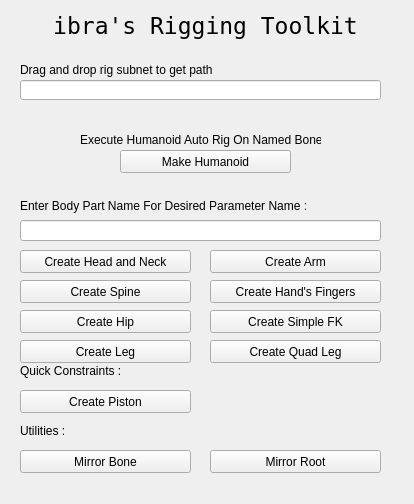
Above: python3.10libs/shar/uiScript/shar.ui from IbrahimHindawi/shar before the change. Below: the same form after it.
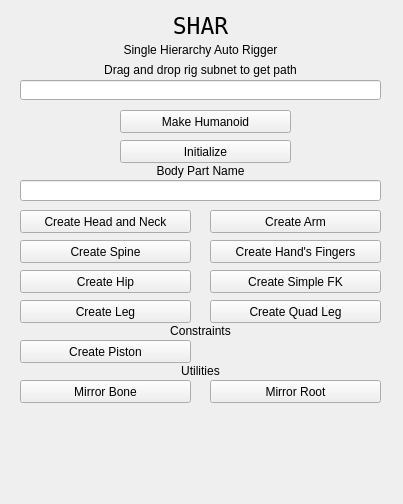
That is the form after the change.

Commit message: brought UI back to a workable state

```diff
--- a/python3.10libs/shar/uiScript/shar.ui
+++ b/python3.10libs/shar/uiScript/shar.ui
@@ -6,7 +6,7 @@
    <rect>
     <x>0</x>
     <y>0</y>
-    <width>414</width>
+    <width>403</width>
     <height>504</height>
    </rect>
   </property>
@@ -17,7 +17,7 @@
    <property name="geometry">
     <rect>
      <x>20</x>
-     <y>220</y>
+     <y>180</y>
      <width>361</width>
      <height>21</height>
     </rect>
@@ -27,7 +27,7 @@
    <property name="geometry">
     <rect>
      <x>120</x>
-     <y>150</y>
+     <y>110</y>
      <width>171</width>
      <height>23</height>
     </rect>
@@ -40,8 +40,8 @@
    <property name="geometry">
     <rect>
      <x>20</x>
-     <y>195</y>
-     <width>371</width>
+     <y>160</y>
+     <width>361</width>
      <height>21</height>
     </rect>
    </property>
@@ -49,15 +49,18 @@
     <enum>QFrame::NoFrame</enum>
    </property>
    <property name="text">
-    <string>Enter Body Part Name For Desired Parameter Name : </string>
+    <string>Body Part Name</string>
+   </property>
+   <property name="alignment">
+    <set>Qt::AlignCenter</set>
    </property>
   </widget>
   <widget class="QLabel" name="Title">
    <property name="geometry">
     <rect>
-     <x>10</x>
+     <x>20</x>
      <y>10</y>
-     <width>391</width>
+     <width>361</width>
      <height>31</height>
     </rect>
    </property>
@@ -68,30 +71,17 @@
     </font>
    </property>
    <property name="text">
-    <string>ibra's Rigging Toolkit</string>
+    <string>SHAR</string>
    </property>
    <property name="alignment">
     <set>Qt::AlignCenter</set>
    </property>
   </widget>
-  <widget class="QLabel" name="HumanoidInstructions">
-   <property name="geometry">
-    <rect>
-     <x>80</x>
-     <y>130</y>
-     <width>241</width>
-     <height>20</height>
-    </rect>
-   </property>
-   <property name="text">
-    <string>Execute Humanoid Auto Rig On Named Bones : </string>
-   </property>
-  </widget>
   <widget class="QPushButton" name="CreateArmButton">
    <property name="geometry">
     <rect>
      <x>210</x>
-     <y>250</y>
+     <y>210</y>
      <width>171</width>
      <height>23</height>
     </rect>
@@ -115,19 +105,22 @@
     <rect>
      <x>20</x>
      <y>60</y>
-     <width>371</width>
+     <width>361</width>
      <height>20</height>
     </rect>
    </property>
    <property name="text">
     <string>Drag and drop rig subnet to get path</string>
    </property>
+   <property name="alignment">
+    <set>Qt::AlignCenter</set>
+   </property>
   </widget>
   <widget class="QPushButton" name="CreateLegButton">
    <property name="geometry">
     <rect>
      <x>20</x>
-     <y>340</y>
+     <y>300</y>
      <width>171</width>
      <height>23</height>
     </rect>
@@ -140,7 +133,7 @@
    <property name="geometry">
     <rect>
      <x>210</x>
-     <y>310</y>
+     <y>270</y>
      <width>171</width>
      <height>23</height>
     </rect>
@@ -153,7 +146,7 @@
    <property name="geometry">
     <rect>
      <x>20</x>
-     <y>280</y>
+     <y>240</y>
      <width>171</width>
      <height>23</height>
     </rect>
@@ -166,7 +159,7 @@
    <property name="geometry">
     <rect>
      <x>20</x>
-     <y>250</y>
+     <y>210</y>
      <width>171</width>
      <height>23</height>
     </rect>
@@ -179,7 +172,7 @@
    <property name="geometry">
     <rect>
      <x>20</x>
-     <y>310</y>
+     <y>270</y>
      <width>171</width>
      <height>23</height>
     </rect>
@@ -192,20 +185,23 @@
    <property name="geometry">
     <rect>
      <x>20</x>
-     <y>420</y>
-     <width>341</width>
+     <y>360</y>
+     <width>361</width>
      <height>21</height>
     </rect>
    </property>
    <property name="text">
-    <string>Utilities : </string>
+    <string>Utilities</string>
+   </property>
+   <property name="alignment">
+    <set>Qt::AlignCenter</set>
    </property>
   </widget>
   <widget class="QPushButton" name="MirrorLimbButton">
    <property name="geometry">
     <rect>
      <x>20</x>
-     <y>450</y>
+     <y>380</y>
      <width>171</width>
      <height>23</height>
     </rect>
@@ -218,7 +214,7 @@
    <property name="geometry">
     <rect>
      <x>210</x>
-     <y>450</y>
+     <y>380</y>
      <width>171</width>
      <height>23</height>
     </rect>
@@ -231,7 +227,7 @@
    <property name="geometry">
     <rect>
      <x>20</x>
-     <y>390</y>
+     <y>340</y>
      <width>171</width>
      <height>23</height>
     </rect>
@@ -244,20 +240,23 @@
    <property name="geometry">
     <rect>
      <x>20</x>
-     <y>360</y>
-     <width>341</width>
+     <y>320</y>
+     <width>361</width>
      <height>21</height>
     </rect>
    </property>
    <property name="text">
-    <string>Quick Constraints :</string>
+    <string>Constraints</string>
+   </property>
+   <property name="alignment">
+    <set>Qt::AlignCenter</set>
    </property>
   </widget>
   <widget class="QPushButton" name="CreateHandsFingersButton">
    <property name="geometry">
     <rect>
      <x>210</x>
-     <y>280</y>
+     <y>240</y>
      <width>171</width>
      <height>23</height>
     </rect>
@@ -270,7 +269,7 @@
    <property name="geometry">
     <rect>
      <x>210</x>
-     <y>340</y>
+     <y>300</y>
      <width>171</width>
      <height>23</height>
     </rect>
@@ -279,6 +278,35 @@
     <string>Create Quad Leg</string>
    </property>
   </widget>
+  <widget class="QPushButton" name="InitializeButton">
+   <property name="geometry">
+    <rect>
+     <x>120</x>
+     <y>140</y>
+     <width>171</width>
+     <height>23</height>
+    </rect>
+   </property>
+   <property name="text">
+    <string>Initialize</string>
+   </property>
+  </widget>
+  <widget class="QLabel" name="PathTitle_2">
+   <property name="geometry">
+    <rect>
+     <x>20</x>
+     <y>40</y>
+     <width>361</width>
+     <height>20</height>
+    </rect>
+   </property>
+   <property name="text">
+    <string>Single Hierarchy Auto Rigger</string>
+   </property>
+   <property name="alignment">
+    <set>Qt::AlignCenter</set>
+   </property>
+  </widget>
  </widget>
  <resources/>
  <connections/>
```
The commit also changes 4 other files.
